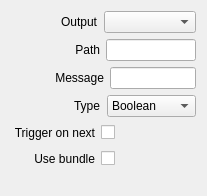
This is src/Widgets/Inspector/InspectorOscOutputWidget.ui in CasparCG/client as Qt 5 draws it before an edit. The edited form follows.
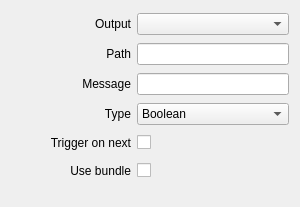
This is the edited form.

Commit message: Simplify layout of inspector widgets

```diff
--- a/src/Widgets/Inspector/InspectorOscOutputWidget.ui
+++ b/src/Widgets/Inspector/InspectorOscOutputWidget.ui
@@ -6,40 +6,50 @@
    <rect>
     <x>0</x>
     <y>0</y>
-    <width>207</width>
-    <height>196</height>
+    <width>300</width>
+    <height>207</height>
    </rect>
   </property>
   <property name="windowTitle">
    <string>Form</string>
   </property>
-  <layout class="QVBoxLayout" name="verticalLayout">
-   <item>
-    <layout class="QHBoxLayout" name="horizontalLayoutOutput">
-     <item>
-      <spacer name="horizontalSpacerOutput">
-       <property name="orientation">
-        <enum>Qt::Horizontal</enum>
-       </property>
-       <property name="sizeType">
-        <enum>QSizePolicy::Fixed</enum>
-       </property>
-       <property name="sizeHint" stdset="0">
-        <size>
-         <width>50</width>
-         <height>20</height>
-        </size>
-       </property>
-      </spacer>
-     </item>
-     <item>
+  <layout class="QGridLayout" name="gridLayout">
+   <property name="bottomMargin">
+    <number>20</number>
+   </property>
+   <item row="0" column="0">
       <widget class="QLabel" name="labelOutput">
+     <property name="minimumSize">
+      <size>
+       <width>120</width>
+       <height>0</height>
+      </size>
+     </property>
        <property name="text">
         <string>Output</string>
        </property>
-      </widget>
-     </item>
-     <item>
+     <property name="alignment">
+      <set>Qt::AlignRight|Qt::AlignTrailing|Qt::AlignVCenter</set>
+     </property>
+    </widget>
+   </item>
+   <item row="3" column="0">
+    <widget class="QLabel" name="labelType">
+     <property name="minimumSize">
+      <size>
+       <width>120</width>
+       <height>0</height>
+      </size>
+     </property>
+     <property name="text">
+      <string>Type</string>
+     </property>
+     <property name="alignment">
+      <set>Qt::AlignRight|Qt::AlignTrailing|Qt::AlignVCenter</set>
+     </property>
+    </widget>
+   </item>
+   <item row="0" column="1">
       <widget class="QComboBox" name="comboBoxOutput">
        <property name="sizePolicy">
         <sizepolicy hsizetype="Expanding" vsizetype="Fixed">
@@ -49,28 +59,17 @@
        </property>
       </widget>
      </item>
-    </layout>
+   <item row="2" column="1">
+    <widget class="QLineEdit" name="lineEditMessage"/>
    </item>
-   <item>
-    <layout class="QHBoxLayout" name="horizontalLayoutPath">
-     <item>
-      <spacer name="horizontalSpacerPath">
-       <property name="orientation">
-        <enum>Qt::Horizontal</enum>
-       </property>
-       <property name="sizeType">
-        <enum>QSizePolicy::Fixed</enum>
-       </property>
-       <property name="sizeHint" stdset="0">
-        <size>
-         <width>64</width>
-         <height>20</height>
-        </size>
-       </property>
-      </spacer>
-     </item>
-     <item>
+   <item row="1" column="0">
       <widget class="QLabel" name="labelPath">
+     <property name="minimumSize">
+      <size>
+       <width>120</width>
+       <height>0</height>
+      </size>
+     </property>
        <property name="text">
         <string>Path</string>
        </property>
@@ -79,31 +78,14 @@
        </property>
       </widget>
      </item>
-     <item>
-      <widget class="QLineEdit" name="lineEditPath"/>
-     </item>
-    </layout>
-   </item>
-   <item>
-    <layout class="QHBoxLayout" name="horizontalLayoutMessage">
-     <item>
-      <spacer name="horizontalSpacerMessage">
-       <property name="orientation">
-        <enum>Qt::Horizontal</enum>
-       </property>
-       <property name="sizeType">
-        <enum>QSizePolicy::Fixed</enum>
-       </property>
-       <property name="sizeHint" stdset="0">
-        <size>
-         <width>44</width>
-         <height>20</height>
-        </size>
-       </property>
-      </spacer>
-     </item>
-     <item>
+   <item row="2" column="0">
       <widget class="QLabel" name="labelMessage">
+     <property name="minimumSize">
+      <size>
+       <width>120</width>
+       <height>0</height>
+      </size>
+     </property>
        <property name="text">
         <string>Message</string>
        </property>
@@ -112,37 +94,53 @@
        </property>
       </widget>
      </item>
-     <item>
-      <widget class="QLineEdit" name="lineEditMessage"/>
-     </item>
-    </layout>
+   <item row="4" column="0">
+    <widget class="QLabel" name="labelTriggerOnNext">
+     <property name="minimumSize">
+      <size>
+       <width>120</width>
+       <height>0</height>
+      </size>
+     </property>
+     <property name="text">
+      <string>Trigger on next</string>
+     </property>
+     <property name="alignment">
+      <set>Qt::AlignRight|Qt::AlignTrailing|Qt::AlignVCenter</set>
+     </property>
+    </widget>
+   </item>
+   <item row="1" column="1">
+    <widget class="QLineEdit" name="lineEditPath"/>
    </item>
+   <item row="4" column="1">
+    <layout class="QHBoxLayout" name="horizontalLayoutTriggerOnNext">
    <item>
-    <layout class="QHBoxLayout" name="horizontalLayoutType">
+      <widget class="QCheckBox" name="checkBoxTriggerOnNext">
+       <property name="layoutDirection">
+        <enum>Qt::RightToLeft</enum>
+       </property>
+       <property name="text">
+        <string/>
+       </property>
+      </widget>
+     </item>
      <item>
-      <spacer name="horizontalSpacerType">
+      <spacer name="horizontalSpacerTriggerOnNext2">
        <property name="orientation">
         <enum>Qt::Horizontal</enum>
        </property>
-       <property name="sizeType">
-        <enum>QSizePolicy::Fixed</enum>
-       </property>
        <property name="sizeHint" stdset="0">
         <size>
-         <width>63</width>
+         <width>40</width>
          <height>20</height>
         </size>
        </property>
       </spacer>
      </item>
-     <item>
-      <widget class="QLabel" name="labelType">
-       <property name="text">
-        <string>Type</string>
-       </property>
-      </widget>
-     </item>
-     <item>
+    </layout>
+   </item>
+   <item row="3" column="1">
       <widget class="QComboBox" name="comboBoxType">
        <property name="sizePolicy">
         <sizepolicy hsizetype="Expanding" vsizetype="Fixed">
@@ -177,81 +175,14 @@
        </item>
       </widget>
      </item>
-    </layout>
-   </item>
-   <item>
-    <layout class="QHBoxLayout" name="horizontalLayoutTriggerOnNext">
-     <item>
-      <spacer name="horizontalSpacerTriggerOnNext1">
-       <property name="orientation">
-        <enum>Qt::Horizontal</enum>
-       </property>
-       <property name="sizeType">
-        <enum>QSizePolicy::Fixed</enum>
-       </property>
-       <property name="sizeHint" stdset="0">
-        <size>
-         <width>2</width>
-         <height>20</height>
-        </size>
-       </property>
-      </spacer>
-     </item>
-     <item>
-      <widget class="QLabel" name="labelTriggerOnNext">
-       <property name="text">
-        <string>Trigger on next</string>
-       </property>
-       <property name="alignment">
-        <set>Qt::AlignRight|Qt::AlignTrailing|Qt::AlignVCenter</set>
-       </property>
-      </widget>
-     </item>
-     <item>
-      <widget class="QCheckBox" name="checkBoxTriggerOnNext">
-       <property name="layoutDirection">
-        <enum>Qt::RightToLeft</enum>
-       </property>
-       <property name="text">
-        <string/>
-       </property>
-      </widget>
-     </item>
-     <item>
-      <spacer name="horizontalSpacerTriggerOnNext2">
-       <property name="orientation">
-        <enum>Qt::Horizontal</enum>
-       </property>
-       <property name="sizeHint" stdset="0">
-        <size>
-         <width>40</width>
-         <height>20</height>
-        </size>
-       </property>
-      </spacer>
-     </item>
-    </layout>
-   </item>
-   <item>
-    <layout class="QHBoxLayout" name="horizontalLayoutUseBundle">
-     <item>
-      <spacer name="horizontalSpacerUseBundle1">
-       <property name="orientation">
-        <enum>Qt::Horizontal</enum>
-       </property>
-       <property name="sizeType">
-        <enum>QSizePolicy::Fixed</enum>
-       </property>
-       <property name="sizeHint" stdset="0">
-        <size>
-         <width>23</width>
-         <height>20</height>
-        </size>
-       </property>
-      </spacer>
-     </item>
-     <item>
+   <item row="5" column="0">
       <widget class="QLabel" name="labelUseBundle">
+     <property name="minimumSize">
+      <size>
+       <width>120</width>
+       <height>0</height>
+      </size>
+     </property>
        <property name="text">
         <string>Use bundle</string>
        </property>
@@ -260,6 +191,8 @@
        </property>
       </widget>
      </item>
+   <item row="5" column="1">
+    <layout class="QHBoxLayout" name="horizontalLayoutUseBundle">
      <item>
       <widget class="QCheckBox" name="checkBoxUseBundle">
        <property name="layoutDirection">
@@ -285,22 +218,6 @@
      </item>
     </layout>
    </item>
-   <item>
-    <spacer name="verticalSpacerOscOutput">
-     <property name="orientation">
-      <enum>Qt::Vertical</enum>
-     </property>
-     <property name="sizeType">
-      <enum>QSizePolicy::Fixed</enum>
-     </property>
-     <property name="sizeHint" stdset="0">
-      <size>
-       <width>20</width>
-       <height>10</height>
-      </size>
-     </property>
-    </spacer>
-   </item>
   </layout>
  </widget>
  <resources/>
```
Left out of the diff: 8 changed lines with no effect on the pictures. Lines whose indentation alone changed are shown as unchanged. The commit also changes 58 other files.
